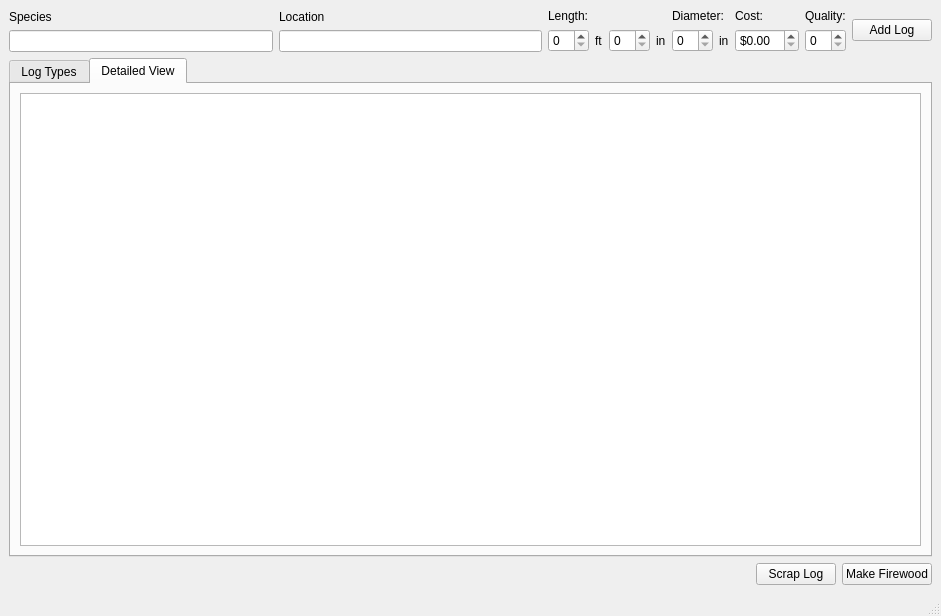
thelenlucas/Senior-Design, file ui/mainwindow.ui: the form before one commit.
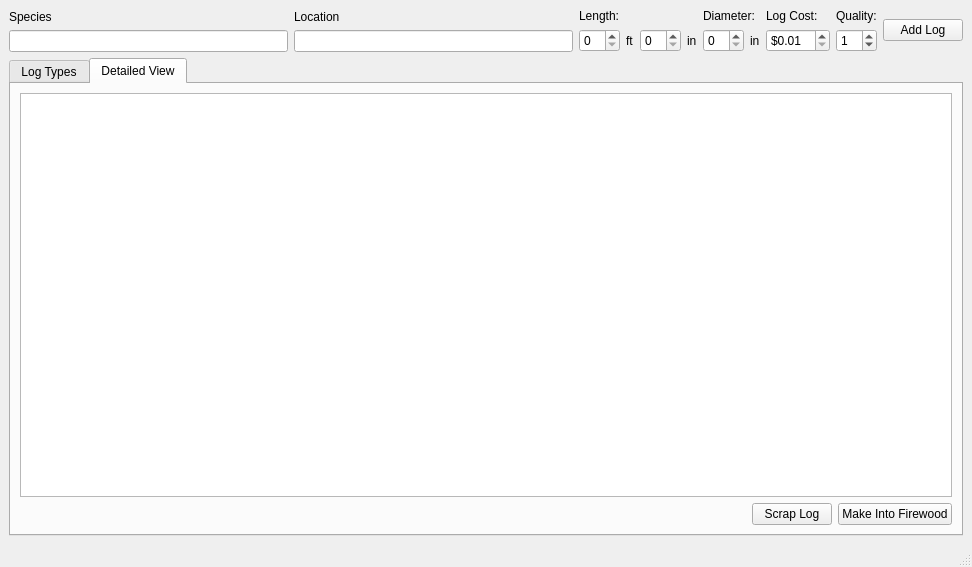
The form after the commit. The open tabs and pages were chosen to show the change.

```diff
--- a/ui/mainwindow.ui
+++ b/ui/mainwindow.ui
@@ -6,8 +6,8 @@
    <rect>
     <x>0</x>
     <y>0</y>
-    <width>941</width>
-    <height>616</height>
+    <width>972</width>
+    <height>567</height>
    </rect>
   </property>
   <property name="minimumSize">
@@ -126,7 +126,7 @@
           <item>
            <widget class="QLabel" name="label_7">
             <property name="text">
-             <string>Cost:</string>
+             <string>Log Cost:</string>
             </property>
            </widget>
           </item>
@@ -135,6 +135,9 @@
             <property name="prefix">
              <string>$</string>
             </property>
+            <property name="minimum">
+             <double>0.010000000000000</double>
+            </property>
            </widget>
           </item>
          </layout>
@@ -153,6 +156,15 @@
             <property name="toolTip">
              <string>(1 - 5)</string>
             </property>
+            <property name="wrapping">
+             <bool>true</bool>
+            </property>
+            <property name="minimum">
+             <number>1</number>
+            </property>
+            <property name="maximum">
+             <number>5</number>
+            </property>
            </widget>
           </item>
          </layout>
@@ -200,7 +212,7 @@
        <attribute name="title">
         <string>Detailed View</string>
        </attribute>
-       <layout class="QHBoxLayout" name="horizontalLayout_5">
+       <layout class="QVBoxLayout" name="verticalLayout_10">
         <item>
          <widget class="QTableView" name="individualLogTableView">
           <property name="selectionMode">
@@ -211,10 +223,6 @@
           </property>
          </widget>
         </item>
-       </layout>
-      </widget>
-     </widget>
-    </item>
     <item>
      <layout class="QHBoxLayout" name="logScrappingView">
       <item>
@@ -240,11 +248,15 @@
       <item>
        <widget class="QPushButton" name="makeFirewood">
         <property name="text">
-         <string>Make Firewood</string>
+             <string>Make Into Firewood</string>
         </property>
        </widget>
       </item>
      </layout>
+        </item>
+       </layout>
+      </widget>
+     </widget>
     </item>
    </layout>
   </widget>
```
Left out of the diff: 4 changed lines with no effect on the pictures. Lines whose indentation alone changed are shown as unchanged.
